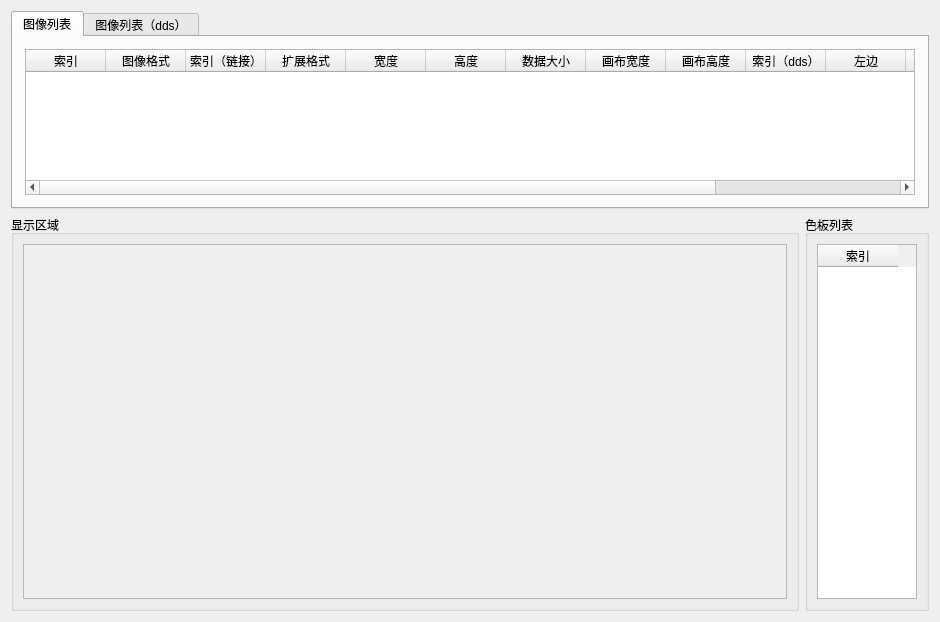
First picture: the form in view/main/img_widget.ui, repository HsOjo/OjoDnfExtractor, before the edit.
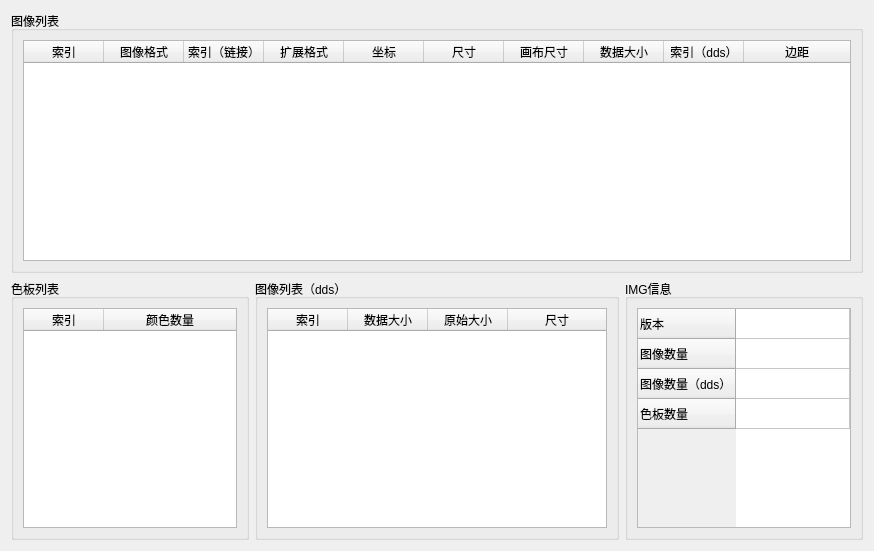
Second picture: the form after the edit.

```diff
--- a/view/main/img_widget.ui
+++ b/view/main/img_widget.ui
@@ -6,302 +6,260 @@
    <rect>
     <x>0</x>
     <y>0</y>
-    <width>940</width>
-    <height>622</height>
+    <width>874</width>
+    <height>551</height>
    </rect>
   </property>
   <property name="windowTitle">
    <string>IMG_Widget</string>
   </property>
-  <layout class="QGridLayout" name="gridLayout" rowstretch="1,2">
-   <item row="0" column="0">
-    <widget class="QTabWidget" name="tabWidget">
-     <property name="currentIndex">
-      <number>0</number>
-     </property>
-     <widget class="QWidget" name="tab">
-      <attribute name="title">
-       <string>图像列表</string>
-      </attribute>
-      <layout class="QGridLayout" name="gridLayout_8">
-       <property name="leftMargin">
-        <number>12</number>
-       </property>
-       <property name="topMargin">
-        <number>12</number>
-       </property>
-       <property name="rightMargin">
-        <number>12</number>
-       </property>
-       <property name="bottomMargin">
-        <number>12</number>
-       </property>
-       <item row="0" column="0">
-        <widget class="QTableWidget" name="tw_images">
-         <property name="minimumSize">
-          <size>
-           <width>740</width>
-           <height>100</height>
-          </size>
-         </property>
-         <property name="selectionMode">
-          <enum>QAbstractItemView::SingleSelection</enum>
-         </property>
-         <property name="selectionBehavior">
-          <enum>QAbstractItemView::SelectRows</enum>
-         </property>
-         <attribute name="horizontalHeaderDefaultSectionSize">
-          <number>80</number>
-         </attribute>
-         <attribute name="verticalHeaderVisible">
-          <bool>false</bool>
-         </attribute>
-         <attribute name="verticalHeaderDefaultSectionSize">
-          <number>24</number>
-         </attribute>
-         <column>
-          <property name="text">
-           <string>索引</string>
-          </property>
-         </column>
-         <column>
-          <property name="text">
-           <string>图像格式</string>
-          </property>
-         </column>
-         <column>
-          <property name="text">
-           <string>索引（链接）</string>
-          </property>
-         </column>
-         <column>
-          <property name="text">
-           <string>扩展格式</string>
-          </property>
-         </column>
-         <column>
-          <property name="text">
-           <string>宽度</string>
-          </property>
-         </column>
-         <column>
-          <property name="text">
-           <string>高度</string>
-          </property>
-         </column>
-         <column>
-          <property name="text">
-           <string>数据大小</string>
-          </property>
-         </column>
-         <column>
-          <property name="text">
-           <string>画布宽度</string>
-          </property>
-         </column>
-         <column>
-          <property name="text">
-           <string>画布高度</string>
-          </property>
-         </column>
-         <column>
-          <property name="text">
-           <string>索引（dds）</string>
-          </property>
-         </column>
-         <column>
-          <property name="text">
-           <string>左边</string>
-          </property>
-         </column>
-         <column>
-          <property name="text">
-           <string>顶边</string>
-          </property>
-         </column>
-         <column>
-          <property name="text">
-           <string>右边</string>
-          </property>
-         </column>
-         <column>
-          <property name="text">
-           <string>底边</string>
-          </property>
-         </column>
-        </widget>
-       </item>
-      </layout>
-     </widget>
-     <widget class="QWidget" name="tab_2">
-      <attribute name="title">
-       <string>图像列表（dds）</string>
-      </attribute>
-      <layout class="QGridLayout" name="gridLayout_7">
-       <property name="leftMargin">
-        <number>12</number>
-       </property>
-       <property name="rightMargin">
-        <number>12</number>
-       </property>
-       <property name="bottomMargin">
-        <number>12</number>
-       </property>
-       <item row="0" column="0">
-        <widget class="QTableWidget" name="tw_dds_images">
-         <property name="minimumSize">
-          <size>
-           <width>320</width>
-           <height>0</height>
-          </size>
-         </property>
-         <property name="selectionMode">
-          <enum>QAbstractItemView::SingleSelection</enum>
-         </property>
-         <property name="selectionBehavior">
-          <enum>QAbstractItemView::SelectRows</enum>
-         </property>
-         <attribute name="horizontalHeaderDefaultSectionSize">
-          <number>80</number>
-         </attribute>
-         <attribute name="verticalHeaderDefaultSectionSize">
-          <number>24</number>
-         </attribute>
-         <column>
-          <property name="text">
-           <string>索引</string>
-          </property>
-         </column>
-         <column>
-          <property name="text">
-           <string>数据大小</string>
-          </property>
-         </column>
-         <column>
-          <property name="text">
-           <string>原始大小</string>
-          </property>
-         </column>
-         <column>
-          <property name="text">
-           <string>宽度</string>
-          </property>
-         </column>
-         <column>
-          <property name="text">
-           <string>高度</string>
-          </property>
-         </column>
-        </widget>
-       </item>
-      </layout>
-     </widget>
-    </widget>
-   </item>
+  <layout class="QGridLayout" name="gridLayout">
    <item row="1" column="0">
-    <layout class="QGridLayout" name="gridLayout_2" columnstretch="10,1">
-     <item row="0" column="0">
-      <widget class="QGroupBox" name="groupBox_4">
-       <property name="sizePolicy">
-        <sizepolicy hsizetype="Preferred" vsizetype="Preferred">
-         <horstretch>0</horstretch>
-         <verstretch>0</verstretch>
-        </sizepolicy>
-       </property>
-       <property name="title">
-        <string>显示区域</string>
-       </property>
-       <layout class="QGridLayout" name="gridLayout_4">
-        <item row="0" column="1">
-         <widget class="QScrollArea" name="scrollArea">
-          <property name="widgetResizable">
-           <bool>true</bool>
-          </property>
-          <widget class="QWidget" name="scrollAreaWidgetContents">
-           <property name="geometry">
-            <rect>
-             <x>0</x>
-             <y>0</y>
-             <width>736</width>
-             <height>337</height>
-            </rect>
-           </property>
-           <property name="sizePolicy">
-            <sizepolicy hsizetype="Preferred" vsizetype="Preferred">
-             <horstretch>0</horstretch>
-             <verstretch>0</verstretch>
-            </sizepolicy>
-           </property>
-           <layout class="QGridLayout" name="gridLayout_5">
-            <property name="leftMargin">
-             <number>0</number>
-            </property>
-            <property name="topMargin">
-             <number>0</number>
-            </property>
-            <property name="rightMargin">
-             <number>0</number>
-            </property>
-            <property name="bottomMargin">
-             <number>0</number>
-            </property>
-            <item row="0" column="0">
-             <widget class="QWidget" name="w_draw" native="true">
-              <property name="sizePolicy">
-               <sizepolicy hsizetype="Preferred" vsizetype="Preferred">
-                <horstretch>0</horstretch>
-                <verstretch>0</verstretch>
-               </sizepolicy>
-              </property>
-             </widget>
-            </item>
-           </layout>
-          </widget>
-         </widget>
-        </item>
-       </layout>
-      </widget>
-     </item>
-     <item row="0" column="1">
-      <widget class="QGroupBox" name="groupBox_3">
-       <property name="title">
-        <string>色板列表</string>
-       </property>
-       <layout class="QGridLayout" name="gridLayout_3">
-        <item row="0" column="0">
-         <widget class="QTableWidget" name="tw_color_boards">
-          <property name="sizePolicy">
-           <sizepolicy hsizetype="Minimum" vsizetype="Expanding">
-            <horstretch>0</horstretch>
-            <verstretch>0</verstretch>
-           </sizepolicy>
-          </property>
-          <property name="minimumSize">
-           <size>
-            <width>100</width>
-            <height>0</height>
-           </size>
-          </property>
-          <property name="selectionMode">
-           <enum>QAbstractItemView::SingleSelection</enum>
-          </property>
-          <property name="selectionBehavior">
-           <enum>QAbstractItemView::SelectRows</enum>
-          </property>
-          <attribute name="horizontalHeaderDefaultSectionSize">
-           <number>80</number>
-          </attribute>
-          <column>
-           <property name="text">
-            <string>索引</string>
-           </property>
-          </column>
-         </widget>
-        </item>
-       </layout>
-      </widget>
-     </item>
-    </layout>
+    <widget class="QGroupBox" name="groupBox_3">
+     <property name="sizePolicy">
+      <sizepolicy hsizetype="Preferred" vsizetype="Preferred">
+       <horstretch>0</horstretch>
+       <verstretch>0</verstretch>
+      </sizepolicy>
+     </property>
+     <property name="title">
+      <string>色板列表</string>
+     </property>
+     <layout class="QGridLayout" name="gridLayout_3">
+      <item row="0" column="0">
+       <widget class="QTableWidget" name="tw_color_boards">
+        <property name="sizePolicy">
+         <sizepolicy hsizetype="Minimum" vsizetype="Expanding">
+          <horstretch>0</horstretch>
+          <verstretch>0</verstretch>
+         </sizepolicy>
+        </property>
+        <property name="minimumSize">
+         <size>
+          <width>100</width>
+          <height>0</height>
+         </size>
+        </property>
+        <property name="selectionMode">
+         <enum>QAbstractItemView::SingleSelection</enum>
+        </property>
+        <property name="selectionBehavior">
+         <enum>QAbstractItemView::SelectRows</enum>
+        </property>
+        <attribute name="horizontalHeaderDefaultSectionSize">
+         <number>80</number>
+        </attribute>
+        <attribute name="horizontalHeaderStretchLastSection">
+         <bool>true</bool>
+        </attribute>
+        <attribute name="verticalHeaderVisible">
+         <bool>false</bool>
+        </attribute>
+        <column>
+         <property name="text">
+          <string>索引</string>
+         </property>
+        </column>
+        <column>
+         <property name="text">
+          <string>颜色数量</string>
+         </property>
+        </column>
+       </widget>
+      </item>
+     </layout>
+    </widget>
+   </item>
+   <item row="1" column="1">
+    <widget class="QGroupBox" name="groupBox_2">
+     <property name="title">
+      <string>图像列表（dds）</string>
+     </property>
+     <layout class="QGridLayout" name="gridLayout_7">
+      <item row="0" column="0">
+       <widget class="QTableWidget" name="tw_dds_images">
+        <property name="minimumSize">
+         <size>
+          <width>340</width>
+          <height>0</height>
+         </size>
+        </property>
+        <property name="selectionMode">
+         <enum>QAbstractItemView::SingleSelection</enum>
+        </property>
+        <property name="selectionBehavior">
+         <enum>QAbstractItemView::SelectRows</enum>
+        </property>
+        <attribute name="horizontalHeaderDefaultSectionSize">
+         <number>80</number>
+        </attribute>
+        <attribute name="horizontalHeaderStretchLastSection">
+         <bool>true</bool>
+        </attribute>
+        <attribute name="verticalHeaderVisible">
+         <bool>false</bool>
+        </attribute>
+        <attribute name="verticalHeaderDefaultSectionSize">
+         <number>24</number>
+        </attribute>
+        <column>
+         <property name="text">
+          <string>索引</string>
+         </property>
+        </column>
+        <column>
+         <property name="text">
+          <string>数据大小</string>
+         </property>
+        </column>
+        <column>
+         <property name="text">
+          <string>原始大小</string>
+         </property>
+        </column>
+        <column>
+         <property name="text">
+          <string>尺寸</string>
+         </property>
+        </column>
+       </widget>
+      </item>
+     </layout>
+    </widget>
+   </item>
+   <item row="1" column="2">
+    <widget class="QGroupBox" name="groupBox_4">
+     <property name="title">
+      <string>IMG信息</string>
+     </property>
+     <layout class="QGridLayout" name="gridLayout_2">
+      <item row="0" column="0">
+       <widget class="QTableWidget" name="tw_info">
+        <attribute name="horizontalHeaderVisible">
+         <bool>false</bool>
+        </attribute>
+        <attribute name="horizontalHeaderStretchLastSection">
+         <bool>true</bool>
+        </attribute>
+        <attribute name="verticalHeaderVisible">
+         <bool>true</bool>
+        </attribute>
+        <row>
+         <property name="text">
+          <string>版本</string>
+         </property>
+        </row>
+        <row>
+         <property name="text">
+          <string>图像数量</string>
+         </property>
+        </row>
+        <row>
+         <property name="text">
+          <string>图像数量（dds）</string>
+         </property>
+        </row>
+        <row>
+         <property name="text">
+          <string>色板数量</string>
+         </property>
+        </row>
+        <column>
+         <property name="text">
+          <string>值</string>
+         </property>
+        </column>
+       </widget>
+      </item>
+     </layout>
+    </widget>
+   </item>
+   <item row="0" column="0" colspan="3">
+    <widget class="QGroupBox" name="groupBox">
+     <property name="title">
+      <string>图像列表</string>
+     </property>
+     <layout class="QGridLayout" name="gridLayout_6">
+      <item row="0" column="0">
+       <widget class="QTableWidget" name="tw_images">
+        <property name="minimumSize">
+         <size>
+          <width>820</width>
+          <height>100</height>
+         </size>
+        </property>
+        <property name="selectionMode">
+         <enum>QAbstractItemView::SingleSelection</enum>
+        </property>
+        <property name="selectionBehavior">
+         <enum>QAbstractItemView::SelectRows</enum>
+        </property>
+        <attribute name="horizontalHeaderDefaultSectionSize">
+         <number>80</number>
+        </attribute>
+        <attribute name="horizontalHeaderStretchLastSection">
+         <bool>true</bool>
+        </attribute>
+        <attribute name="verticalHeaderVisible">
+         <bool>false</bool>
+        </attribute>
+        <attribute name="verticalHeaderDefaultSectionSize">
+         <number>24</number>
+        </attribute>
+        <column>
+         <property name="text">
+          <string>索引</string>
+         </property>
+        </column>
+        <column>
+         <property name="text">
+          <string>图像格式</string>
+         </property>
+        </column>
+        <column>
+         <property name="text">
+          <string>索引（链接）</string>
+         </property>
+        </column>
+        <column>
+         <property name="text">
+          <string>扩展格式</string>
+         </property>
+        </column>
+        <column>
+         <property name="text">
+          <string>坐标</string>
+         </property>
+        </column>
+        <column>
+         <property name="text">
+          <string>尺寸</string>
+         </property>
+        </column>
+        <column>
+         <property name="text">
+          <string>画布尺寸</string>
+         </property>
+        </column>
+        <column>
+         <property name="text">
+          <string>数据大小</string>
+         </property>
+        </column>
+        <column>
+         <property name="text">
+          <string>索引（dds）</string>
+         </property>
+        </column>
+        <column>
+         <property name="text">
+          <string>边距</string>
+         </property>
+        </column>
+       </widget>
+      </item>
+     </layout>
+    </widget>
    </item>
   </layout>
  </widget>
```
